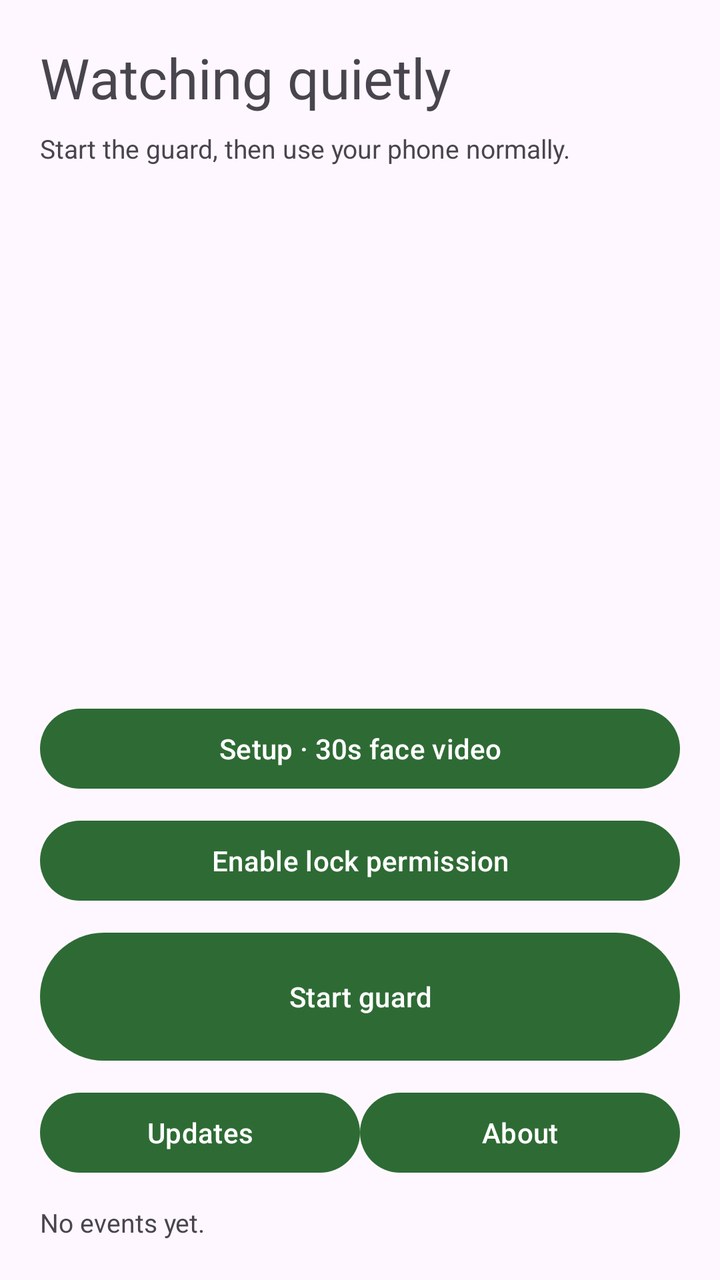
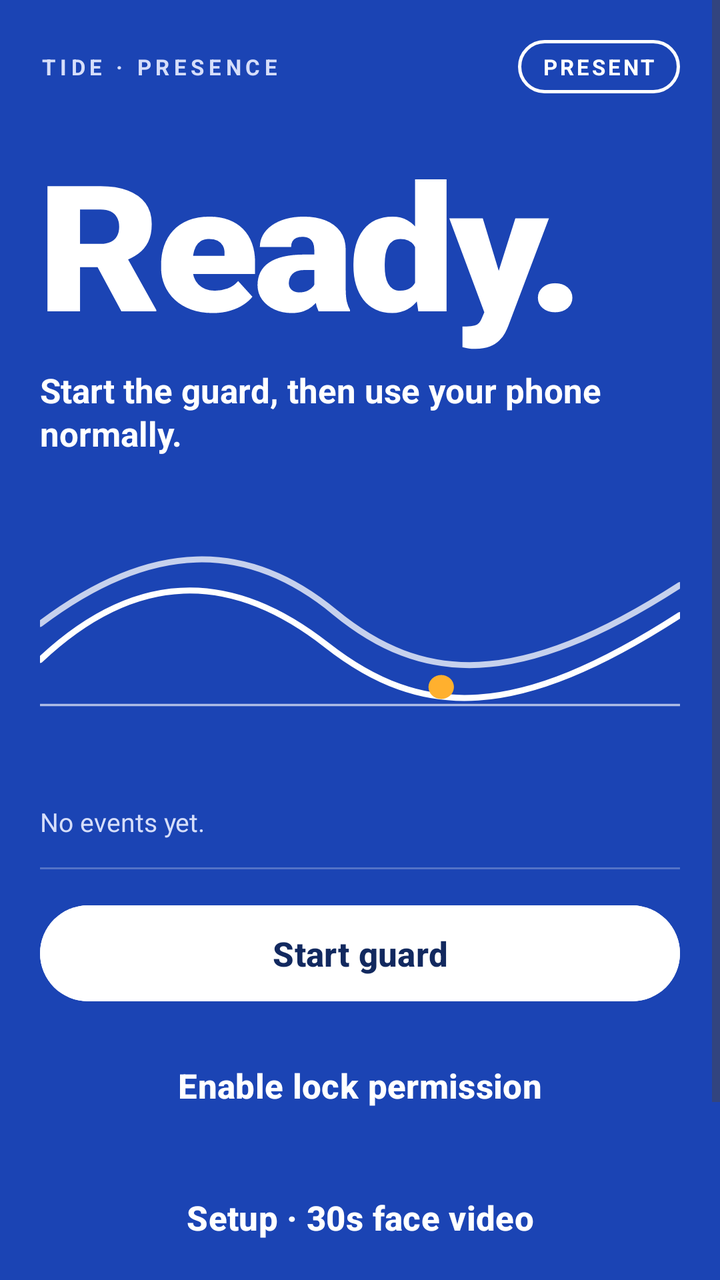

Screens rendered from an Android XML layout before and after an edit, with the pre-edit source and the edit as a unified diff.
<!-- AndroidManifest.xml: application theme Theme.PresenceGuard -->
<!-- res/layout/activity_main.xml -->
<?xml version="1.0" encoding="utf-8"?>
<LinearLayout xmlns:android="http://schemas.android.com/apk/res/android"
    android:layout_width="match_parent"
    android:layout_height="match_parent"
    android:orientation="vertical"
    android:padding="20dp">

    <TextView
        android:id="@+id/statusText"
        android:layout_width="match_parent"
        android:layout_height="wrap_content"
        android:text="Watching quietly"
        android:textSize="28sp" />

    <TextView
        android:id="@+id/detailText"
        android:layout_width="match_parent"
        android:layout_height="wrap_content"
        android:layout_marginTop="8dp"
        android:text="Start the guard, then use your phone normally."
        android:textSize="13sp" />

    <Space
        android:layout_width="match_parent"
        android:layout_height="0dp"
        android:layout_weight="1" />

    <Button
        android:id="@+id/enrollButton"
        android:layout_width="match_parent"
        android:layout_height="wrap_content"
        android:text="Setup · 30s face video" />

    <Button
        android:id="@+id/adminButton"
        android:layout_width="match_parent"
        android:layout_height="wrap_content"
        android:layout_marginTop="8dp"
        android:text="Enable lock permission" />

    <Button
        android:id="@+id/toggleButton"
        android:layout_width="match_parent"
        android:layout_height="72dp"
        android:layout_marginTop="8dp"
        android:text="Start guard" />

    <LinearLayout
        android:layout_width="match_parent"
        android:layout_height="wrap_content"
        android:layout_marginTop="8dp"
        android:orientation="horizontal">

        <Button
            android:id="@+id/updateButton"
            android:layout_width="0dp"
            android:layout_height="wrap_content"
            android:layout_weight="1"
            android:text="Updates" />

        <Button
            android:id="@+id/aboutButton"
            android:layout_width="0dp"
            android:layout_height="wrap_content"
            android:layout_weight="1"
            android:text="About" />
    </LinearLayout>

    <TextView
        android:id="@+id/eventText"
        android:layout_width="match_parent"
        android:layout_height="wrap_content"
        android:layout_marginTop="12dp"
        android:text="No events yet."
        android:textSize="13sp" />
</LinearLayout>
<!-- resources referenced by this layout -->
<resources>
  <style name="Theme.PresenceGuard" parent="Theme.Material3.DayNight.NoActionBar">
          <item name="colorPrimary">@color/accent</item>
      </style>
  <color name="accent">#2E6B34</color>
</resources>

<!-- the commit's change to res/layout/activity_main.xml (unified diff, before → after) -->
@@ -1,76 +1,142 @@
 <?xml version="1.0" encoding="utf-8"?>
-<LinearLayout xmlns:android="http://schemas.android.com/apk/res/android"
+<ScrollView xmlns:android="http://schemas.android.com/apk/res/android"
     android:layout_width="match_parent"
     android:layout_height="match_parent"
-    android:orientation="vertical"
-    android:padding="20dp">
-
-    <TextView
-        android:id="@+id/statusText"
-        android:layout_width="match_parent"
-        android:layout_height="wrap_content"
-        android:text="Watching quietly"
-        android:textSize="28sp" />
-
-    <TextView
-        android:id="@+id/detailText"
-        android:layout_width="match_parent"
-        android:layout_height="wrap_content"
-        android:layout_marginTop="8dp"
-        android:text="Start the guard, then use your phone normally."
-        android:textSize="13sp" />
-
-    <Space
-        android:layout_width="match_parent"
-        android:layout_height="0dp"
-        android:layout_weight="1" />
-
-    <Button
-        android:id="@+id/enrollButton"
-        android:layout_width="match_parent"
-        android:layout_height="wrap_content"
-        android:text="Setup · 30s face video" />
-
-    <Button
-        android:id="@+id/adminButton"
-        android:layout_width="match_parent"
-        android:layout_height="wrap_content"
-        android:layout_marginTop="8dp"
-        android:text="Enable lock permission" />
-
-    <Button
-        android:id="@+id/toggleButton"
-        android:layout_width="match_parent"
-        android:layout_height="72dp"
-        android:layout_marginTop="8dp"
-        android:text="Start guard" />
+    android:background="@color/tide"
+    android:fillViewport="true">
 
     <LinearLayout
         android:layout_width="match_parent"
         android:layout_height="wrap_content"
-        android:layout_marginTop="8dp"
-        android:orientation="horizontal">
+        android:orientation="vertical"
+        android:padding="20dp"
+        android:paddingTop="48dp"
+        android:paddingBottom="24dp">
+
+        <LinearLayout
+            android:layout_width="match_parent"
+            android:layout_height="wrap_content"
+            android:orientation="horizontal"
+            android:gravity="center_vertical">
+
+            <TextView
+                style="@style/Tide.Kicker"
+                android:layout_width="0dp"
+                android:layout_height="wrap_content"
+                android:layout_weight="1"
+                android:text="TIDE · PRESENCE" />
+
+            <TextView
+                android:id="@+id/presentPill"
+                android:layout_width="wrap_content"
+                android:layout_height="wrap_content"
+                android:paddingHorizontal="12dp"
+                android:paddingVertical="6dp"
+                android:background="@drawable/pill_outline"
+                android:text="PRESENT"
+                android:textColor="#FFFFFF"
+                android:textSize="11sp"
+                android:textStyle="bold"
+                android:letterSpacing="0.12" />
+        </LinearLayout>
+
+        <TextView
+            android:id="@+id/statusText"
+            style="@style/Tide.Hero"
+            android:layout_width="match_parent"
+            android:layout_height="wrap_content"
+            android:layout_marginTop="16dp"
+            android:text="Ready." />
+
+        <TextView
+            android:id="@+id/detailText"
+            style="@style/Tide.Body"
+            android:layout_width="match_parent"
+            android:layout_height="wrap_content"
+            android:layout_marginTop="4dp"
+            android:text="Start the guard, then use your phone normally."
+            android:textStyle="bold"
+            android:textColor="#FFFFFF" />
+
+        <ImageView
+            android:layout_width="match_parent"
+            android:layout_height="150dp"
+            android:layout_marginTop="12dp"
+            android:contentDescription="Tide line"
+            android:scaleType="fitXY"
+            android:src="@drawable/tide_line" />
+
+        <TextView
+            android:id="@+id/eventText"
+            style="@style/Tide.Body"
+            android:layout_width="match_parent"
+            android:layout_height="wrap_content"
+            android:layout_marginTop="12dp"
+            android:text="No events yet."
+            android:textSize="13sp" />
+
+        <View
+            android:layout_width="match_parent"
+            android:layout_height="1dp"
+            android:layout_marginVertical="14dp"
+            android:background="#40FFFFFF" />
 
         <Button
-            android:id="@+id/updateButton"
-            android:layout_width="0dp"
-            android:layout_height="wrap_content"
-            android:layout_weight="1"
-            android:text="Updates" />
+            android:id="@+id/toggleButton"
+            style="@style/Tide.Button"
+            android:layout_width="match_parent"
+            android:layout_height="56dp"
+            android:text="Start guard" />
 
         <Button
-            android:id="@+id/aboutButton"
-            android:layout_width="0dp"
+            android:id="@+id/adminButton"
+            style="@style/Tide.Button.Ghost"
+            android:layout_width="match_parent"
+            android:layout_height="56dp"
+            android:layout_marginTop="10dp"
+            android:text="Enable lock permission" />
+
+        <Button
+            android:id="@+id/enrollButton"
+            style="@style/Tide.Button.Ghost"
+            android:layout_width="match_parent"
+            android:layout_height="56dp"
+            android:layout_marginTop="10dp"
+            android:text="Setup · 30s face video" />
+
+        <LinearLayout
+            android:layout_width="match_parent"
             android:layout_height="wrap_content"
-            android:layout_weight="1"
-            android:text="About" />
+            android:layout_marginTop="10dp"
+            android:orientation="horizontal">
+
+            <Button
+                android:id="@+id/updateButton"
+                style="@style/Tide.Button.Ghost"
+                android:layout_width="0dp"
+                android:layout_height="wrap_content"
+                android:layout_weight="1"
+                android:text="Updates" />
+
+            <Space
+                android:layout_width="10dp"
+                android:layout_height="match_parent" />
+
+            <Button
+                android:id="@+id/aboutButton"
+                style="@style/Tide.Button.Ghost"
+                android:layout_width="0dp"
+                android:layout_height="wrap_content"
+                android:layout_weight="1"
+                android:text="About" />
+        </LinearLayout>
+
+        <TextView
+            style="@style/Tide.Meta"
+            android:layout_width="match_parent"
+            android:layout_height="wrap_content"
+            android:layout_marginTop="14dp"
+            android:gravity="center"
+            android:text="ON-DEVICE ONLY · NOTHING LEAVES THIS PHONE" />
     </LinearLayout>
-
-    <TextView
-        android:id="@+id/eventText"
-        android:layout_width="match_parent"
-        android:layout_height="wrap_content"
-        android:layout_marginTop="12dp"
-        android:text="No events yet."
-        android:textSize="13sp" />
-</LinearLayout>
+</ScrollView>
<!-- resource entries referenced after the edit -->
@@ -1,8 +1,88 @@
 <!-- resources referenced by this layout -->
 <resources>
+  <color name="tide">#1B44B4</color>
+  <!-- drawable pill_outline (drawable) -->
+  <?xml version="1.0" encoding="utf-8"?>
+  <shape xmlns:android="http://schemas.android.com/apk/res/android"
+      android:shape="rectangle">
+      <corners android:radius="999dp" />
+      <stroke
+          android:width="1.5dp"
+          android:color="#FFFFFF" />
+  </shape>
+  <!-- drawable tide_line (drawable) -->
+  <vector xmlns:android="http://schemas.android.com/apk/res/android"
+      android:width="362dp"
+      android:height="180dp"
+      android:viewportWidth="402"
+      android:viewportHeight="200">
+      <path
+          android:strokeWidth="4"
+          android:strokeLineCap="round"
+          android:strokeColor="#FFFFFF"
+          android:strokeAlpha="64"
+          android:pathData="M0,96 C70,40 130,40 185,88 C240,136 300,140 402,70" />
+      <path
+          android:strokeWidth="4"
+          android:strokeLineCap="round"
+          android:strokeColor="#FFFFFF"
+          android:pathData="M0,120 C60,60 120,60 180,110 C240,160 300,160 402,90" />
+      <path
+          android:strokeWidth="1.5"
+          android:strokeColor="#FFFFFF"
+          android:strokeAlpha="90"
+          android:pathData="M0,150 L402,150" />
+      <path
+          android:fillColor="#FFB02E"
+          android:pathData="M252,138 m-8,0 a8,8 0 1,0 16,0 a8,8 0 1,0 -16,0" />
+  </vector>
+  <style name="Tide.Body">
+          <item name="android:textSize">17sp</item>
+          <item name="android:textColor">#D6DEFA</item>
+          <item name="android:lineSpacingExtra">2dp</item>
+      </style>
+  <style name="Tide.Button" parent="Widget.Material3.Button">
+          <item name="android:layout_height">56dp</item>
+          <item name="android:textSize">17sp</item>
+          <item name="android:textStyle">bold</item>
+          <item name="android:textColor">@color/tideDeep</item>
+          <item name="android:backgroundTint">#FFFFFF</item>
+          <item name="cornerRadius">28dp</item>
+      </style>
+  <style name="Tide.Button.Ghost" parent="Tide.Button">
+          <item name="android:textColor">#FFFFFF</item>
+          <item name="android:backgroundTint">#00000000</item>
+          <item name="android:strokeColor">#40FFFFFF</item>
+          <item name="android:strokeWidth">1.5dp</item>
+      </style>
+  <style name="Tide.Hero">
+          <item name="android:textSize">88sp</item>
+          <item name="android:textStyle">bold</item>
+          <item name="android:fontFamily">sans-serif-black</item>
+          <item name="android:textScaleX">1.08</item>
+          <item name="android:letterSpacing">-0.03</item>
+          <item name="android:textColor">#FFFFFF</item>
+          <item name="android:fontFeatureSettings">tnum</item>
+      </style>
+  <style name="Tide.Kicker">
+          <item name="android:textSize">11sp</item>
+          <item name="android:textStyle">bold</item>
+          <item name="android:letterSpacing">0.2</item>
+          <item name="android:textColor">#D6DEFA</item>
+      </style>
+  <style name="Tide.Meta">
+          <item name="android:textSize">11sp</item>
+          <item name="android:fontFamily">monospace</item>
+          <item name="android:letterSpacing">0.04</item>
+          <item name="android:textColor">#D6DEFA</item>
+      </style>
   <style name="Theme.PresenceGuard" parent="Theme.Material3.DayNight.NoActionBar">
-          <item name="colorPrimary">@color/accent</item>
+          <item name="colorPrimary">@color/tide</item>
+          <item name="android:statusBarColor">@color/tide</item>
+          <item name="android:navigationBarColor">@color/tide</item>
+          <item name="android:windowLightStatusBar">false</item>
+          <item name="android:windowBackground">@color/tide</item>
       </style>
-  <color name="accent">#2E6B34</color>
+  <color name="tideDeep">#12295F</color>
 </resources>
 
